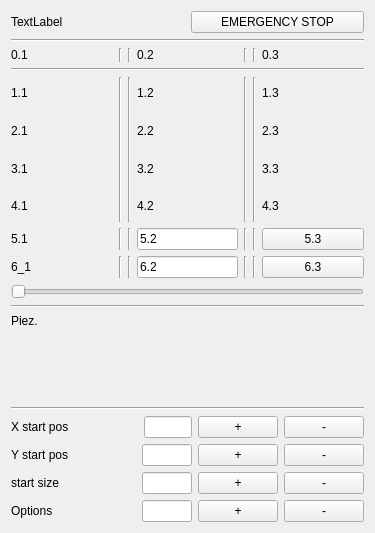
kasarkonic/Sauka1, file widgetservice.ui: the form before one commit.
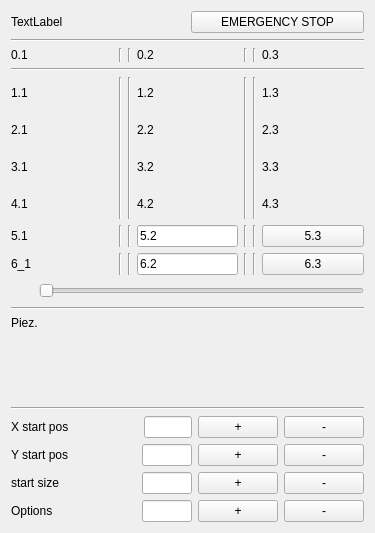
The form after the commit.

Patch:
```diff
--- a/widgetservice.ui
+++ b/widgetservice.ui
@@ -362,11 +362,35 @@
     </layout>
    </item>
    <item>
+    <layout class="QHBoxLayout" name="horizontalLayout_13" stretch="1,1,30">
+     <item>
+      <widget class="QLabel" name="_slider_val">
+       <property name="text">
+        <string> </string>
+       </property>
+      </widget>
+     </item>
+     <item>
+      <spacer name="horizontalSpacer">
+       <property name="orientation">
+        <enum>Qt::Horizontal</enum>
+       </property>
+       <property name="sizeHint" stdset="0">
+        <size>
+         <width>40</width>
+         <height>20</height>
+        </size>
+       </property>
+      </spacer>
+     </item>
+     <item>
     <widget class="QSlider" name="horizontalSlider_speed">
      <property name="orientation">
       <enum>Qt::Horizontal</enum>
      </property>
     </widget>
+     </item>
+    </layout>
    </item>
    <item>
     <widget class="Line" name="line_4">
```
Lines whose indentation alone changed are shown as unchanged.
